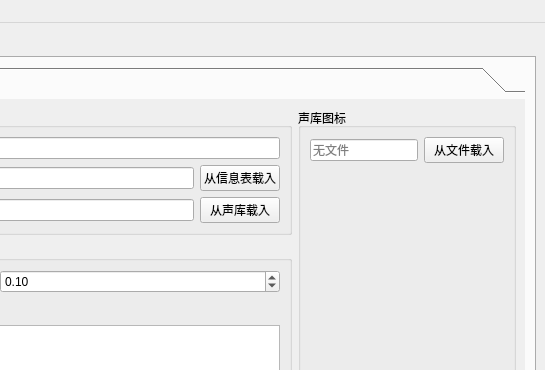
This is mainwindow.ui in Infinity-Voice-Synthesis/InfinityModuleTool as Qt 5 draws it before an edit; both pictures show x 407 to 952 and y 0 to 370 of the 952 by 713 pixel window. The edited form follows.
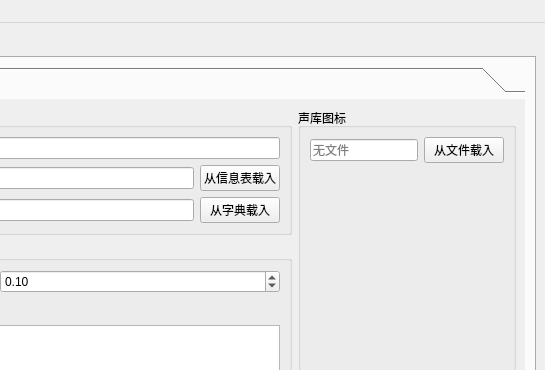
This is the edited form. The open tabs and pages were chosen to show the change. Icons and pictures are not drawn. Custom widgets are drawn as their Qt base class.

Commit message: bug修复

The edit to the form file:
```diff
--- a/mainwindow.ui
+++ b/mainwindow.ui
@@ -710,8 +710,8 @@
             <rect>
              <x>0</x>
              <y>0</y>
-             <width>607</width>
-             <height>346</height>
+             <width>902</width>
+             <height>500</height>
             </rect>
            </property>
            <attribute name="label">
@@ -785,7 +785,7 @@
                <item row="2" column="2">
                 <widget class="QPushButton" name="loadlibrarydictionary">
                  <property name="text">
-                  <string>从声库载入</string>
+                  <string>从字典载入</string>
                  </property>
                 </widget>
                </item>
```
The commit also changes 1 other file.
